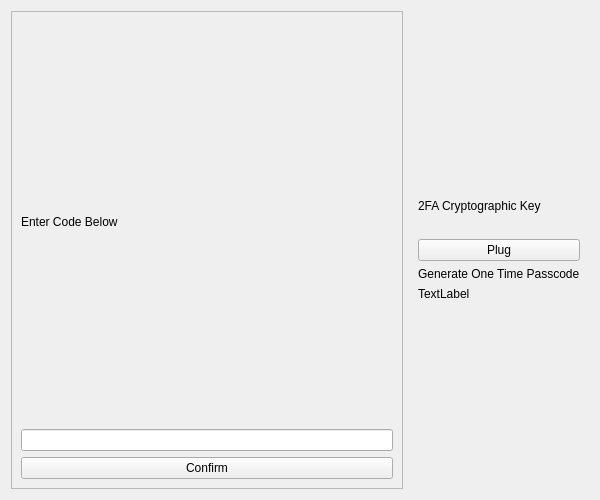
Before: the Qt Designer form src/views/authenticate_views/twofa_key_view.ui in devforgely/MFA-Simulator, drawn with Qt 5.
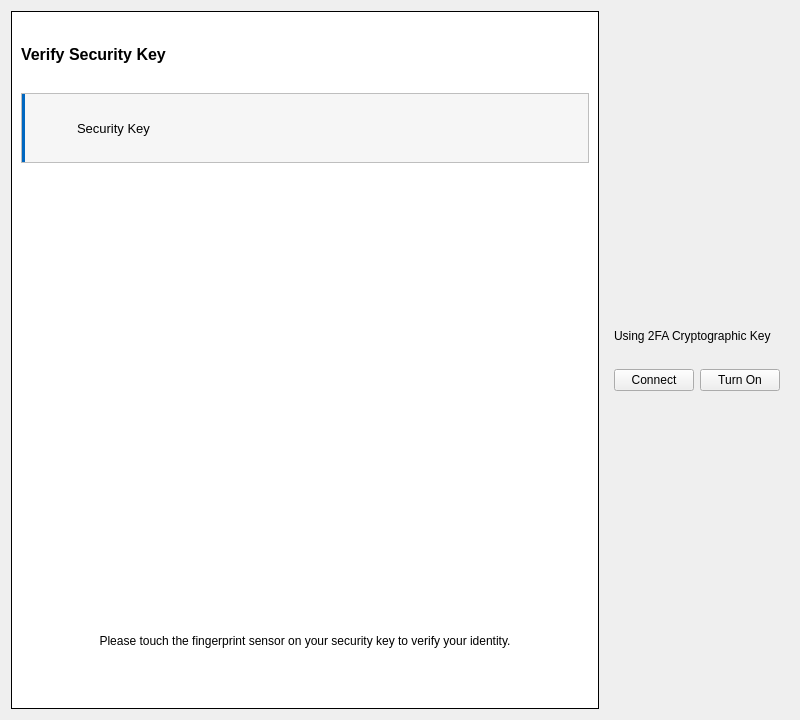
After: the same form once the commit is applied. Icons and pictures are not drawn.

Commit message: update 2fa key view

The edit to the form file:
```diff
--- a/src/views/authenticate_views/twofa_key_view.ui
+++ b/src/views/authenticate_views/twofa_key_view.ui
@@ -6,19 +6,30 @@
    <rect>
     <x>0</x>
     <y>0</y>
-    <width>600</width>
-    <height>500</height>
+    <width>800</width>
+    <height>720</height>
    </rect>
   </property>
   <property name="maximumSize">
    <size>
-    <width>600</width>
-    <height>500</height>
+    <width>800</width>
+    <height>720</height>
    </size>
   </property>
   <property name="windowTitle">
    <string>Form</string>
   </property>
+  <property name="styleSheet">
+   <string notr="true">#left_frame {
+	border: 1px solid black;
+	background-color: #fff;
+}
+
+#key_select_frame {
+	background-color: #f6f6f6;
+	border-left: 4px solid #0067c0;
+}</string>
+  </property>
   <layout class="QHBoxLayout" name="horizontalLayout">
    <item>
     <widget class="QFrame" name="left_frame">
@@ -29,20 +40,110 @@
       <enum>QFrame::Raised</enum>
      </property>
      <layout class="QVBoxLayout" name="verticalLayout">
+      <item>
+       <widget class="QLabel" name="label_4">
+        <property name="maximumSize">
+         <size>
+          <width>16777215</width>
+          <height>50</height>
+         </size>
+        </property>
+        <property name="font">
+         <font>
+          <pointsize>12</pointsize>
+          <weight>75</weight>
+          <bold>true</bold>
+         </font>
+        </property>
+        <property name="text">
+         <string>Verify Security Key</string>
+        </property>
+       </widget>
+      </item>
+      <item>
+       <widget class="QFrame" name="key_select_frame">
+        <property name="maximumSize">
+         <size>
+          <width>16777215</width>
+          <height>70</height>
+         </size>
+        </property>
+        <property name="frameShape">
+         <enum>QFrame::StyledPanel</enum>
+        </property>
+        <property name="frameShadow">
+         <enum>QFrame::Raised</enum>
+        </property>
+        <layout class="QHBoxLayout" name="horizontalLayout_2">
+         <item>
+          <widget class="QLabel" name="usb_icon">
+           <property name="maximumSize">
+            <size>
+             <width>40</width>
+             <height>40</height>
+            </size>
+           </property>
+           <property name="text">
+            <string/>
+           </property>
+           <property name="pixmap">
+            <pixmap>../../resources/icons/usb-drive.svg</pixmap>
+           </property>
+           <property name="scaledContents">
+            <bool>true</bool>
+           </property>
+           <property name="alignment">
+            <set>Qt::AlignLeading|Qt::AlignLeft|Qt::AlignVCenter</set>
+           </property>
+          </widget>
+         </item>
+         <item>
+          <widget class="QLabel" name="label_5">
+           <property name="font">
+            <font>
+             <pointsize>10</pointsize>
+            </font>
+           </property>
+           <property name="text">
+            <string>Security Key</string>
+           </property>
+          </widget>
+         </item>
+        </layout>
+       </widget>
+      </item>
+      <item>
+       <widget class="QLabel" name="fingerprint">
+        <property name="maximumSize">
+         <size>
+          <width>16777215</width>
+          <height>400</height>
+         </size>
+        </property>
+        <property name="pixmap">
+         <pixmap>../../resources/images/fp_0.png</pixmap>
+        </property>
+        <property name="alignment">
+         <set>Qt::AlignCenter</set>
+        </property>
+       </widget>
+      </item>
       <item>
        <widget class="QLabel" name="label">
-        <property name="text">
-         <string>Enter Code Below</string>
+        <property name="maximumSize">
+         <size>
+          <width>16777215</width>
+          <height>100</height>
+         </size>
         </property>
-       </widget>
-      </item>
-      <item>
-       <widget class="QLineEdit" name="code_field"/>
-      </item>
-      <item>
-       <widget class="QPushButton" name="confirm_btn">
         <property name="text">
-         <string>Confirm</string>
+         <string>Please touch the fingerprint sensor on your security key to verify your identity.</string>
+        </property>
+        <property name="alignment">
+         <set>Qt::AlignCenter</set>
+        </property>
+        <property name="wordWrap">
+         <bool>true</bool>
         </property>
        </widget>
       </item>
@@ -73,7 +174,7 @@
       <item>
        <widget class="QLabel" name="label_2">
         <property name="text">
-         <string>2FA Cryptographic Key</string>
+         <string>Using 2FA Cryptographic Key</string>
         </property>
        </widget>
       </item>
@@ -91,28 +192,25 @@
        </widget>
       </item>
       <item>
-       <widget class="QPushButton" name="plug_btn">
-        <property name="cursor">
-         <cursorShape>PointingHandCursor</cursorShape>
-        </property>
-        <property name="text">
-         <string>Plug</string>
-        </property>
-       </widget>
-      </item>
-      <item>
-       <widget class="QLabel" name="label_4">
-        <property name="text">
-         <string>Generate One Time Passcode</string>
-        </property>
-       </widget>
-      </item>
-      <item>
-       <widget class="QLabel" name="code_label">
-        <property name="text">
-         <string>TextLabel</string>
-        </property>
-       </widget>
+       <layout class="QHBoxLayout" name="horizontalLayout_3">
+        <item>
+         <widget class="QPushButton" name="connect_btn">
+          <property name="cursor">
+           <cursorShape>PointingHandCursor</cursorShape>
+          </property>
+          <property name="text">
+           <string>Connect</string>
+          </property>
+         </widget>
+        </item>
+        <item>
+         <widget class="QPushButton" name="on_btn">
+          <property name="text">
+           <string>Turn On</string>
+          </property>
+         </widget>
+        </item>
+       </layout>
       </item>
      </layout>
     </widget>
```
The commit also changes 17 other files.
